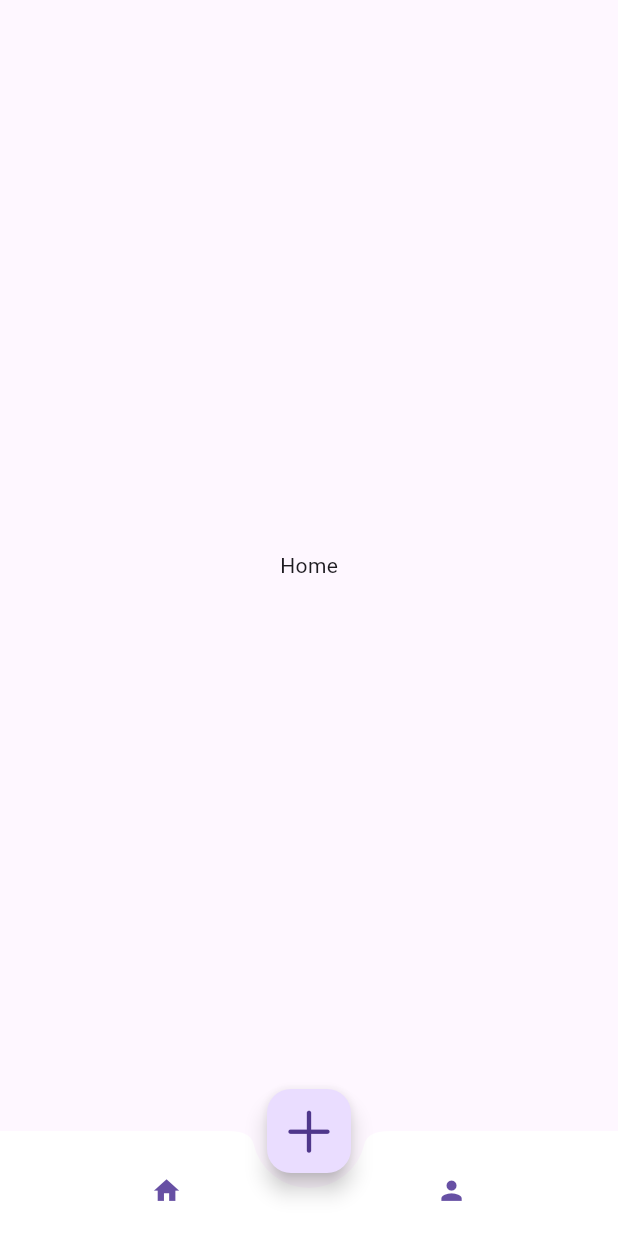
After one commit to ClementPeter/widgets_demo, a Flutter app: the screen it shows after launch, after a tap on "Custom Bottom Navigation Bar", on a phone screen of 412 x 824 dp. The commit adds this screen. Run offline on Flutter 3.47's test engine with Material 2 defaults, Android fonts, the phone set to English and light mode, and no system bars.

Commit message:
“widget_demo”

```diff
--- /dev/null
+++ b/lib/custom_bottomNav/custom_bottom_nav_bar.dart
@@ -0,0 +1,360 @@
+// //import 'package:flutter/cupertino.dart';
+// import 'package:flutter/cupertino.dart';
+// import 'package:flutter/material.dart';
+
+// class BaseView extends StatefulWidget {
+//   const BaseView({super.key});
+
+//   @override
+//   State<BaseView> createState() => _BaseViewState();
+// }
+
+// class _BaseViewState extends State<BaseView> {
+//   int currentIndex = 0;
+//   @override
+//   Widget build(BuildContext context) {
+//     return Scaffold(
+//       body: IndexedStack(
+//         index: currentIndex,
+//         children: const [
+//           Center(
+//             child: Text('Home'),
+//           ),
+//           Center(
+//             child: Text('Checkmark'),
+//           ),
+//           Center(
+//             child: Text('Profile'),
+//           ),
+//         ],
+//       ),
+//       floatingActionButton: currentIndex == 0
+//           ? FloatingActionButton(
+//               onPressed: () {},
+//               child: const Icon(CupertinoIcons.plus, size: 30),
+//             )
+//           : null,
+//       floatingActionButtonLocation: FloatingActionButtonLocation.centerDocked,
+//       bottomNavigationBar: CustomNavigationBar(
+//         currentIndex: currentIndex,
+//         onTap: (index) {
+//           currentIndex = index;
+//         },
+//         buttonItem: [
+//           CustomNavigationBarItem(
+//             icon: Icon(Icons.home),
+//             label: '',
+//           ),
+//           CustomNavigationBarItem(
+//             icon: Icon(Icons.check),
+//             label: '',
+//           ),
+//           CustomNavigationBarItem(
+//             icon: Icon(Icons.person),
+//             label: '',
+//           )
+//         ],
+//       ),
+//     );
+//   }
+// }
+
+// //
+// class CustomNavigationBar extends StatelessWidget {
+//   const CustomNavigationBar({
+//     super.key,
+//     this.onTap,
+//     this.currentIndex = 0,
+//     this.activeColor,
+//     this.inactiveColor,
+//     this.selectedLabelTextStyle,
+//     this.unselectedLabelTextStyle,
+//     this.showLabel,
+//     this.elevation = 10,
+//     required this.buttonItem,
+//   });
+
+//   final ValueChanged<int>? onTap;
+//   final int currentIndex;
+//   final Color? activeColor;
+//   final Color? inactiveColor;
+//   final TextStyle? selectedLabelTextStyle;
+//   final TextStyle? unselectedLabelTextStyle;
+//   final bool? showLabel;
+//   final double elevation;
+//   final List<CustomNavigationBarItem> buttonItem;
+
+//   @override
+//   Widget build(BuildContext context) {
+//     return BottomAppBar(
+//       height: 50,
+//       //color: Colors.green,
+//       shape: const CircularNotchedRectangle(),
+//       notchMargin: 5,
+//       elevation: elevation,
+//       child: Padding(
+//         padding: const EdgeInsets.only(bottom: 8),
+//         child: Row(
+//           crossAxisAlignment: CrossAxisAlignment.end,
+//           mainAxisAlignment: MainAxisAlignment.spaceAround,
+//           children: List.generate(buttonItem.length, (index) {
+//             final item = buttonItem[index];
+//             return IconButton(
+//               //padding: EdgeInsets.zero,
+//               //child: item.icon,
+//               onPressed: () {
+//                 onTap?.call(index);
+//               },
+//               icon: item.icon,
+//             );
+//           }),
+//         ),
+//       ),
+//     );
+//   }
+// }
+
+// //structure the custom BottomNavBar items
+// class CustomNavigationBarItem {
+//   CustomNavigationBarItem({required this.icon, required this.label});
+//   final Widget icon;
+//   final String label;
+// }
+
+// class Tile extends StatelessWidget {
+//   const Tile({
+//     super.key,
+//     required this.icon,
+//     this.activeIcon,
+//     required this.showLabel,
+//     required this.isActive,
+//     this.activeColor,
+//     this.inactiveColor,
+//     required this.tooltipText,
+//   });
+
+//   final Widget icon;
+//   final Widget? activeIcon;
+//   final bool showLabel;
+//   final bool isActive;
+//   final Color? activeColor;
+//   final Color? inactiveColor;
+//   final String tooltipText;
+
+//   @override
+//   Widget build(BuildContext context) {
+//     return Tooltip(
+//       message: tooltipText,
+//       child: Padding(
+//         padding: EdgeInsets.only(left: 8, right: 8, bottom: 8, top: 18),
+//         child: isActive ? activeIcon ?? icon : icon,
+//       ),
+//     );
+//   }
+// }
+
+//
+//
+//
+//
+//
+//
+//
+//
+//
+//
+//
+//
+//
+//
+//
+//
+//
+//
+///
+///
+import 'package:flutter/cupertino.dart';
+import 'package:flutter/material.dart';
+
+// void main() {
+//   runApp(MyApp());
+// }
+
+// class MyApp extends StatelessWidget {
+//   @override
+//   Widget build(BuildContext context) {
+//     return MaterialApp(
+//       theme: ThemeData.light().copyWith(
+//         scaffoldBackgroundColor: Colors.white,
+//       ),
+//       debugShowCheckedModeBanner: false,
+//       home: BaseView(),
+//     );
+//   }
+// }
+
+class BaseView extends StatefulWidget {
+  const BaseView({super.key});
+  @override
+  State<BaseView> createState() => _BaseViewState();
+}
+
+class _BaseViewState extends State<BaseView> {
+  int _currentIndex = 0;
+
+  @override
+  Widget build(BuildContext context) {
+    return Scaffold(
+      body: IndexedStack(
+        index: _currentIndex,
+        children: const [
+          Center(
+            child: Text('Home'),
+          ),
+          // Center(
+          //   child: Text('Checkmark'),
+          // ),
+          Center(
+            child: Text('Profile'),
+          ),
+        ],
+      ),
+      floatingActionButton: _currentIndex == 0
+          ? FloatingActionButton(
+              //shape: CircularNotchedRectangle(),
+              onPressed: () {},
+              child: const Icon(
+                CupertinoIcons.plus,
+                size: 40,
+              ),
+            )
+          : null,
+      floatingActionButtonLocation: FloatingActionButtonLocation.centerDocked,
+      bottomNavigationBar: CustomNavigationBar(
+        inactiveColor: Colors.grey,
+        currentIndex: _currentIndex,
+        onTap: (index) {
+          setState(() {
+            _currentIndex = index;
+          });
+        },
+        items: const [
+          CustomNavigationBarItem(
+            tooltipText: '',
+            icon: Icon(Icons.home),
+          ),
+          // CustomNavigationBarItem(
+          //   tooltipText: '',
+          //   icon: Icon(Icons.check),
+          // ),
+          CustomNavigationBarItem(
+            tooltipText: '',
+            icon: Icon(Icons.person),
+          ),
+        ],
+      ),
+    );
+  }
+}
+
+class CustomNavigationBar extends StatelessWidget {
+  const CustomNavigationBar({
+    super.key,
+    this.activeColor,
+    this.inactiveColor,
+    this.selectedLabelTextStyle,
+    this.unselectedLabelTextStyle,
+    this.onTap,
+    this.showLabel = true,
+    required this.items,
+    this.currentIndex = 0,
+    this.elevation = 10,
+  });
+  final ValueChanged<int>? onTap;
+  final int currentIndex;
+  final Color? activeColor;
+  final Color? inactiveColor;
+  final TextStyle? selectedLabelTextStyle;
+  final TextStyle? unselectedLabelTextStyle;
+  final bool showLabel;
+  final double elevation;
+  final List<CustomNavigationBarItem> items;
+
+  @override
+  Widget build(BuildContext context) {
+    return BottomAppBar(
+      height: 70,
+      clipBehavior: Clip.antiAlias,
+      shape: const CircularNotchedRectangle(),
+      notchMargin: 10,
+      color: Colors.white,
+      child: Row(
+        crossAxisAlignment: CrossAxisAlignment.center,
+        mainAxisAlignment: MainAxisAlignment.spaceAround,
+        children: List.generate(items.length, (index) {
+          final item = items[index];
+          return CupertinoButton(
+            onPressed: () {
+              onTap?.call(index);
+            },
+            padding: EdgeInsets.zero,
+            child: _Tile(
+              tooltipText: item.tooltipText,
+              icon: item.icon,
+              showLabel: showLabel,
+              isActive: index == currentIndex,
+              activeColor: activeColor,
+              activeIcon: item.activeIcon,
+              inactiveColor: inactiveColor,
+            ),
+          );
+        }),
+      ),
+    );
+  }
+}
+
+class CustomNavigationBarItem {
+  const CustomNavigationBarItem({
+    required this.icon,
+    required this.tooltipText,
+    this.activeIcon,
+  });
+
+  final Widget icon;
+  final Widget? activeIcon;
+  final String tooltipText;
+}
+
+class _Tile extends StatelessWidget {
+  const _Tile({
+    required this.icon,
+    this.activeIcon,
+    required this.showLabel,
+    required this.isActive,
+    this.activeColor,
+    this.inactiveColor,
+    required this.tooltipText,
+  });
+
+  final Widget icon;
+  final Widget? activeIcon;
+  final bool showLabel;
+  final bool isActive;
+  final Color? activeColor;
+  final Color? inactiveColor;
+  final String tooltipText;
+
+  @override
+  Widget build(BuildContext context) {
+    return Tooltip(
+      message: tooltipText,
+      child: Padding(
+        padding: const EdgeInsets.only(left: 8, right: 8, bottom: 8, top: 18),
+        child: isActive ? activeIcon ?? icon : icon,
+      ),
+      //decoration: BoxDecoration(),
+    );
+    //return Icon(icon)
+  }
+}
--- a/lib/main.dart
+++ b/lib/main.dart
@@ -1,8 +1,10 @@
 import 'package:flutter/material.dart';
+import 'package:widgets_demo/badges.dart';
 import 'package:widgets_demo/bottom_nav_bar/bottom_nav_bar.dart';
+import 'package:widgets_demo/custom_bottomNav/custom_bottom_nav_bar.dart';
 import 'package:widgets_demo/responsive_layout/desktop_body.dart';
 import 'package:widgets_demo/responsive_layout/layout_builder.dart';
-import 'package:widgets_demo/reorderble_list.dart';
+import 'package:widgets_demo/reorderable_list.dart';
 import 'package:widgets_demo/responsive_layout/mobile_body.dart';
 import 'package:widgets_demo/responsive_layout/tablet_body.dart';
 
@@ -18,8 +20,11 @@ class MyApp extends StatelessWidget {
     return MaterialApp(
       title: 'Widget Demo',
       theme: ThemeData(
-        colorScheme: ColorScheme.fromSeed(seedColor: Colors.deepPurple),
+        //colorScheme: ColorScheme.fromSeed(seedColor: Colors.deepPurple),
         useMaterial3: true,
+        // floatingActionButtonTheme: FloatingActionButtonThemeData(
+        //   shape: CircularNotchedRectangle(),
+        // ),
       ),
       home: const MyHomePage(title: 'Widget Demo'),
     );
@@ -58,7 +63,7 @@ class _MyHomePageState extends State<MyHomePage> {
               },
               child: const Text("Reorderable List"),
             ),
-            const SizedBox(height: 20),
+            //const SizedBox(height: 20),
             ElevatedButton(
               onPressed: () {
                 Navigator.push(
@@ -74,7 +79,7 @@ class _MyHomePageState extends State<MyHomePage> {
               },
               child: const Text("Layout Builder"),
             ),
-            const SizedBox(height: 20),
+            // const SizedBox(height: 20),
             ElevatedButton(
               onPressed: () {
                 Navigator.push(
@@ -86,6 +91,28 @@ class _MyHomePageState extends State<MyHomePage> {
               },
               child: const Text("Bottom Navigation Bar"),
             ),
+            ElevatedButton(
+              onPressed: () {
+                Navigator.push(
+                  context,
+                  MaterialPageRoute(
+                    builder: (context) => const BaseView(),
+                  ),
+                );
+              },
+              child: const Text("Custom Bottom Navigation Bar"),
+            ),
+            ElevatedButton(
+              onPressed: () {
+                Navigator.push(
+                  context,
+                  MaterialPageRoute(
+                    builder: (context) => Badges(),
+                  ),
+                );
+              },
+              child: const Text("Badges"),
+            ),
           ],
         ),
       ),
--- a/lib/responsive_layout/desktop_body.dart
+++ b/lib/responsive_layout/desktop_body.dart
@@ -55,7 +55,7 @@
 
 import 'package:flutter/material.dart';
 
-//Mobile UI Demo - Video section and comment section
+//Desktop UI Demo - Video section and comment section
 class MyDesktopBody extends StatelessWidget {
   const MyDesktopBody({super.key});
 
```
Also changed, not shown: lib/app_drawer.dart (added, +24 -0 lines), lib/badges.dart (added, +71 -0 lines), lib/custom_text_form_field/custom_text_form_field.dart (added, +140 -0 lines), lib/responsive_layout/layout_builder.dart (+6 -5 lines), lib/size_calculator.dart (added, +20 -0 lines), pubspec.yaml (+10 -1 lines), lib/custom_text_form_field/regex.dart (added), lib/reorderable_list.dart (renamed from lib/reorderble_list.dart).
